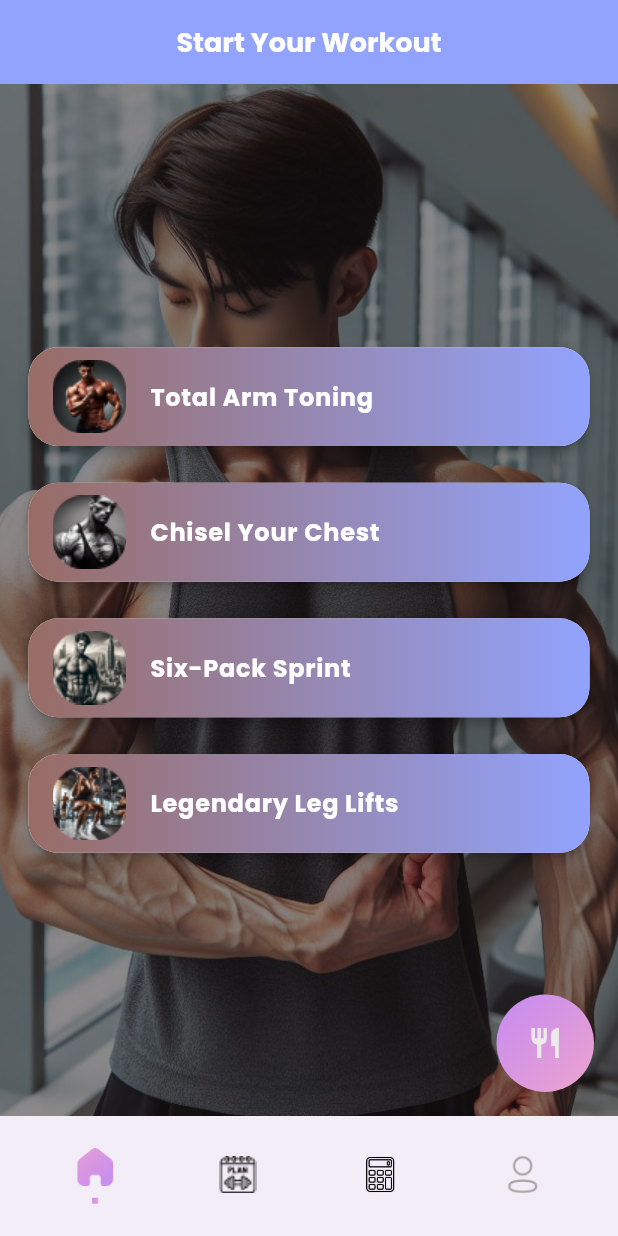
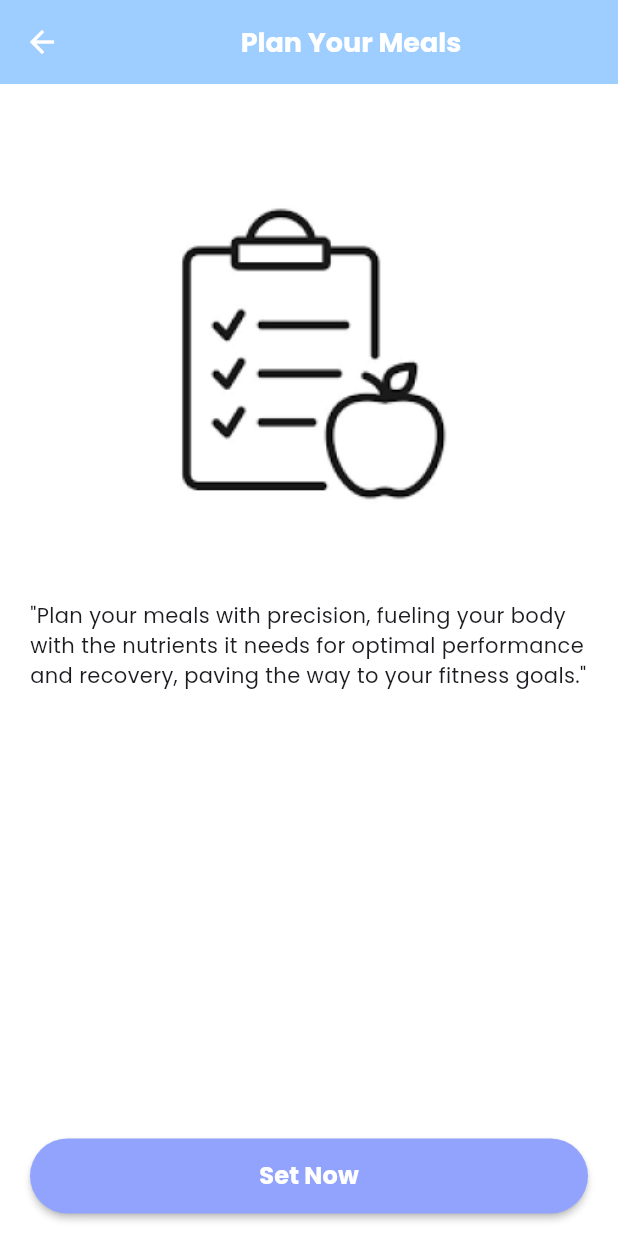
Before and after one commit to akhilSNediyathu/project_1_brofit-app, a Flutter app: the MainTabView screen opened directly, after a tap on the "restaurant" icon, on a phone screen of 412 x 824 dp. Run offline on Flutter 3.47's test engine with Material 3 defaults, Android fonts, the phone set to English and light mode, and no system bars; our stand-ins replace carousel_slider, firebase_auth, firebase_core; accounts and stored records are empty; network calls fail.

```diff
--- a/lib/main.dart
+++ b/lib/main.dart
@@ -2,8 +2,10 @@ import 'package:firebase_core/firebase_core.dart';
 import 'package:fitness_app/common/colo_extension.dart';
 import 'package:fitness_app/firebase_options.dart';
 import 'package:fitness_app/splashScreen.dart';
+import 'package:fitness_app/view/bmicalculator/bmi_calcView.dart';
 import 'package:fitness_app/view/login/complete_profile.dart';
 import 'package:fitness_app/view/login/signup_view.dart';
+import 'package:fitness_app/view/meals_planner/welcome_screen.dart';
 import 'package:fitness_app/view/on_boarding_screeens/started_view.dart';
 import 'package:flutter/material.dart';
 
@@ -46,6 +48,7 @@ class MyApp extends StatelessWidget {
         fontFamily: "Poppins"
       ),
       home:Splash() ,
+      // home: bmi_welcome(),
       debugShowCheckedModeBanner: false,
     );
   }
--- a/lib/view/login/login_view.dart
+++ b/lib/view/login/login_view.dart
@@ -1,6 +1,7 @@
 import 'package:fitness_app/common/colo_extension.dart';
 import 'package:fitness_app/common_widget/round_Button.dart';
 import 'package:fitness_app/common_widget/round_textfield.dart';
+import 'package:fitness_app/view/login/signup_view.dart';
 import 'package:fitness_app/view/login/welcome_view.dart';
 import 'package:flutter/material.dart';
 import 'package:firebase_auth/firebase_auth.dart';
@@ -120,7 +121,7 @@ class _LoginViewState extends State<LoginView> {
                   ),
                   TextButton(
                     onPressed: () {
-                      Navigator.pop(context);
+                       Navigator.pushReplacement(context, MaterialPageRoute(builder:(ctx)=>SignUpView()));;
                     },
                     child: Row(
                       mainAxisSize: MainAxisSize.min,
--- a/lib/view/login/signup_view.dart
+++ b/lib/view/login/signup_view.dart
@@ -187,7 +187,7 @@ class _SignUpViewState extends State<SignUpView> {
         email: email,
         password: password,
       );
-      // Registration successful, navigate to the next screen
+
       Navigator.pushReplacement(
         context,
         MaterialPageRoute(builder: (context) => CompleteProfileView()),
--- a/lib/view/main_tab_view.dart
+++ b/lib/view/main_tab_view.dart
@@ -4,7 +4,9 @@ import 'package:fitness_app/common/colo_extension.dart';
 import 'package:fitness_app/common/homeScreenListTile.dart';
 import 'package:fitness_app/common_widget/Tab_Buttons.dart';
 import 'package:fitness_app/common_widget/homefloating.dart';
+import 'package:fitness_app/view/bmicalculator/bmi_calcView.dart';
 import 'package:fitness_app/view/login/login_view.dart';
+import 'package:fitness_app/view/meals_planner/welcome_screen.dart';
 import 'package:flutter/material.dart';
 
 class MainTabView extends StatefulWidget {
@@ -13,10 +15,11 @@ class MainTabView extends StatefulWidget {
   @override
   State<MainTabView> createState() => _MainTabViewState();
 }
-int selectTab=0;
+
 class _MainTabViewState extends State<MainTabView> {
   @override
   Widget build(BuildContext context) {
+    int selectTab=0;
     var media = MediaQuery.of(context).size;
 
     return Scaffold(
@@ -53,6 +56,7 @@ class _MainTabViewState extends State<MainTabView> {
                  icon: 'assets/img/workout planner2.png'),
 
                 TAbButton(isActive: selectTab==2, onTap: (){
+                  Navigator.push(context, MaterialPageRoute(builder: (context)=>bmi_welcome()));
                   selectTab=2;
                     if(mounted){
                       setState(() {
@@ -150,6 +154,7 @@ class _MainTabViewState extends State<MainTabView> {
        ),
       ),
       floatingActionButton: GradientFab(onPressed: (){
+        Navigator.push(context, MaterialPageRoute(builder:(ctx)=>mealsPlannerWelcome()));
 
       }),
 
--- /dev/null
+++ b/lib/view/meals_planner/welcome_screen.dart
@@ -0,0 +1,54 @@
+import 'package:fitness_app/common/colo_extension.dart';
+import 'package:fitness_app/common_widget/round_Button.dart';
+import 'package:flutter/material.dart';
+
+// ignore: camel_case_types
+class mealsPlannerWelcome extends StatelessWidget {
+  const mealsPlannerWelcome
+  ({super.key});
+
+  @override
+  Widget build(BuildContext context) {
+     var media = MediaQuery.of(context).size;
+    return Scaffold(
+      backgroundColor:Tcolo.white,
+       appBar: AppBar(
+          automaticallyImplyLeading: false,
+          leading: IconButton(onPressed: (){
+            Navigator.pop(context);
+
+          },
+          icon:Icon( Icons.arrow_back,color: Tcolo.white,)),
+        backgroundColor: Tcolo.Primarycolor2,
+        title: Center
+        (child: Text
+        ('Plan Your Meals',style: TextStyle(
+          fontSize: 18,
+          fontWeight: FontWeight.w700,
+          color: Tcolo.white
+        ),)
+        ),
+      ),
+      body: Container(
+
+        padding: EdgeInsets.symmetric(horizontal: 20,vertical: 15),
+        child:Column(
+           mainAxisAlignment: MainAxisAlignment.start,
+          crossAxisAlignment: CrossAxisAlignment.start,
+          children: [
+          SizedBox(
+
+          height:media.height*0.4,
+
+            child: Center(child: Image.asset('assets/img/meals wecome.png'))),
+            Text('"Plan your meals with precision, fueling your body with the nutrients it needs for optimal performance and recovery, paving the way to your fitness goals."'),
+            Spacer(),
+            RoundButton(title: 'Set Now', onPressed: (){}, buttonColor: Tcolo.Primarycolor1, textColor: Tcolo.white)
+
+        ],
+        )
+      ),
+
+    );
+  }
+}
--- a/lib/view/on_boarding_screeens/started_view.dart
+++ b/lib/view/on_boarding_screeens/started_view.dart
@@ -17,6 +17,7 @@ class _OnBoardingState extends State<OnBoardingView> {
     return Scaffold(
       backgroundColor: Tcolo.white,
       body: Container(
+        padding: EdgeInsets.symmetric(vertical: 15),
           width: media.width,
           decoration: BoxDecoration(
               gradient: LinearGradient(
```
Also changed, not shown: lib/view/bmicalculator/bmi_calcView.dart (added, +186 -0 lines), assets/img/bmi welcome.png (added), assets/img/meals wecome.png (added).
